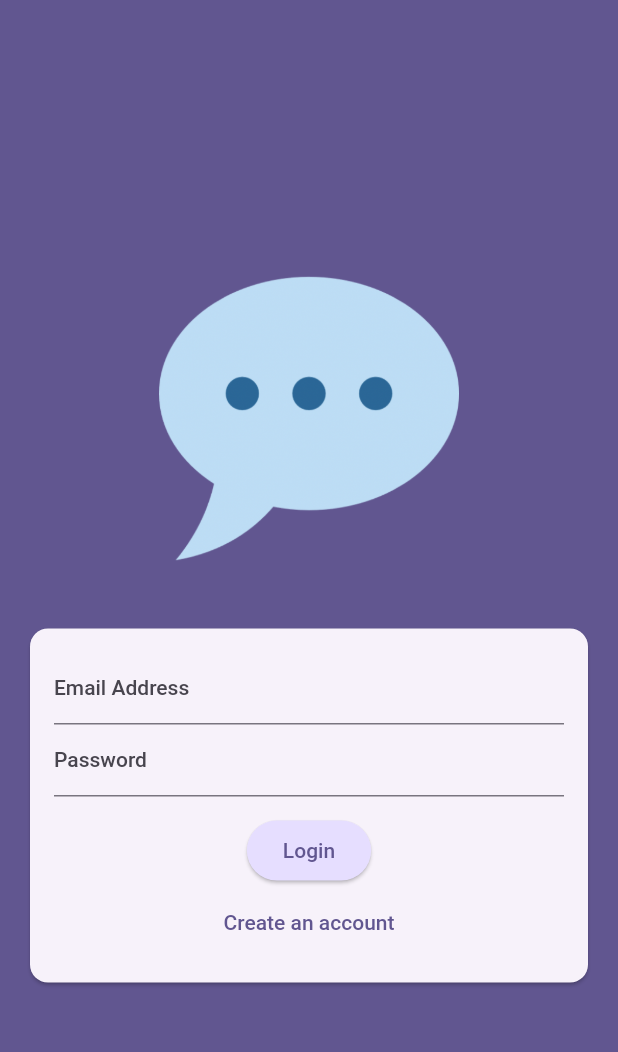
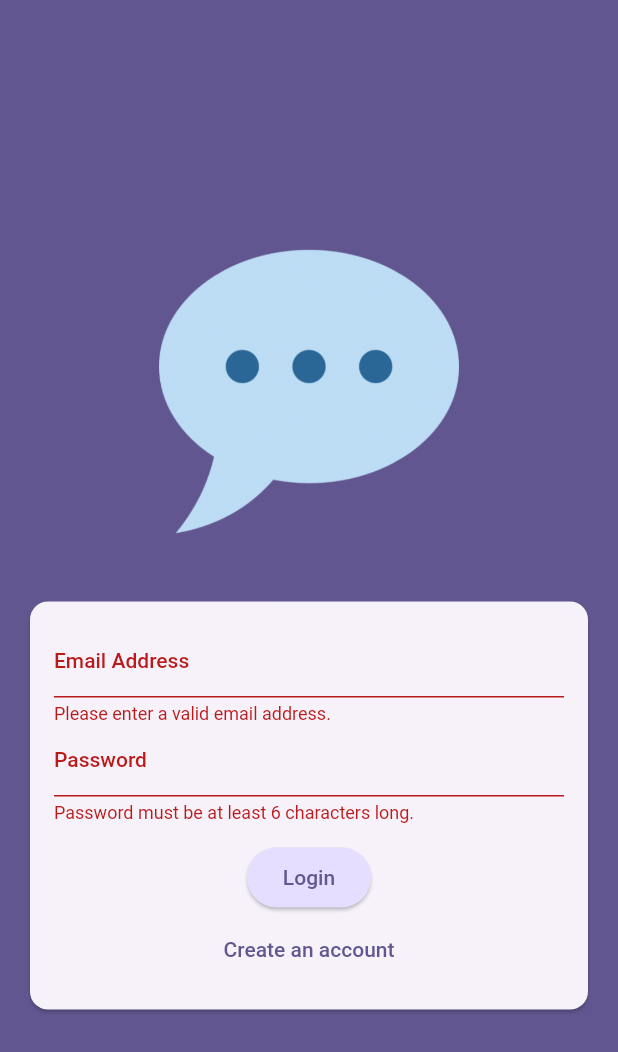
Before and after one commit to jhted/Flutter_and_Dart_The_Complete_Guide, a Flutter app: the screen it shows after launch, after a tap on "Login", on a phone screen of 412 x 824 dp. Shown: the top 1052 px of the screen. Run offline on Flutter 3.47's test engine with Material 2 defaults, Android fonts, the phone set to English and light mode, and no system bars; our stand-ins replace cloud_firestore, firebase_auth, firebase_core, firebase_messaging, firebase_storage, flutter_riverpod and 7 more; missing offline and left inert: dart:ffi; accounts and stored records are empty.

Commit message:
finished the chat app

```diff
--- a/chat_app/lib/main.dart
+++ b/chat_app/lib/main.dart
@@ -1,7 +1,17 @@
+import 'package:flutter/material.dart';
+import 'package:firebase_auth/firebase_auth.dart';
+import 'package:firebase_core/firebase_core.dart';
+
+import 'package:chat_app/screens/splash.dart';
+import 'package:chat_app/screens/chat.dart';
+import 'firebase_options.dart';
 import 'package:chat_app/screens/auth.dart';
-import 'package:flutter/material.dart';
 
-void main() {
+void main() async {
+  WidgetsFlutterBinding.ensureInitialized();
+  await Firebase.initializeApp(
+    options: DefaultFirebaseOptions.currentPlatform,
+  );
   runApp(const App());
 }
 
@@ -17,7 +27,19 @@ class App extends StatelessWidget {
         colorScheme: ColorScheme.fromSeed(
             seedColor: const Color.fromARGB(255, 63, 17, 177)),
       ),
-      home: const AuthSreen()
+      home: StreamBuilder(
+          stream: FirebaseAuth.instance.authStateChanges(),
+          builder: (ctx, snapshot) {
+            if (snapshot.connectionState == ConnectionState.waiting) {
+              return const SplashScreen();
+            }
+
+            if (snapshot.hasData) {
+              return const ChatScreen();
+            }
+
+            return const AuthScreen();
+          }),
     );
   }
 }
--- a/chat_app/lib/screens/auth.dart
+++ b/chat_app/lib/screens/auth.dart
@@ -1,15 +1,86 @@
+import 'dart:io';
+
+import 'package:chat_app/widgets/user_image_picker.dart';
+import 'package:cloud_firestore/cloud_firestore.dart';
+import 'package:firebase_storage/firebase_storage.dart';
 import 'package:flutter/material.dart';
+import 'package:firebase_auth/firebase_auth.dart';
 
-class AuthSreen extends StatefulWidget {
-  const AuthSreen({super.key});
+final _firebase = FirebaseAuth.instance;
+
+class AuthScreen extends StatefulWidget {
+  const AuthScreen({super.key});
+
   @override
-  State<StatefulWidget> createState() {
-    return _AuthSreenState();
+  State<AuthScreen> createState() {
+    return _AuthScreenState();
   }
 }
 
-class _AuthSreenState extends State<AuthSreen> {
-  bool _isLogin = true;
+class _AuthScreenState extends State<AuthScreen> {
+  final _form = GlobalKey<FormState>();
+
+  var _isLogin = true;
+  var _enteredEmail = '';
+  var _enteredPassword = '';
+  var _enteredUsername = '';
+  File? _selectedImage;
+  var _isAuthenticating = false;
+
+  void _submit() async {
+    final isValid = _form.currentState!.validate();
+
+    if (!isValid || !_isLogin && _selectedImage == null) {
+      // show error message ...
+      return;
+    }
+
+    _form.currentState!.save();
+
+    try {
+      setState(() {
+        _isAuthenticating = true;
+      });
+      if (_isLogin) {
+        final userCredentials = await _firebase.signInWithEmailAndPassword(
+            email: _enteredEmail, password: _enteredPassword);
+      } else {
+        final userCredentials = await _firebase.createUserWithEmailAndPassword(
+            email: _enteredEmail, password: _enteredPassword);
+
+        final storageRef = FirebaseStorage.instance
+            .ref()
+            .child('user_images')
+            .child('${userCredentials.user!.uid}.jpg');
+
+        await storageRef.putFile(_selectedImage!);
+        final imageUrl = await storageRef.getDownloadURL();
+
+        await FirebaseFirestore.instance
+            .collection('users')
+            .doc(userCredentials.user!.uid)
+            .set({
+          'username': _enteredUsername,
+          'email': _enteredEmail,
+          'image_url': imageUrl,
+        });
+      }
+    } on FirebaseAuthException catch (error) {
+      if (error.code == 'email-already-in-use') {
+        // ...
+      }
+      ScaffoldMessenger.of(context).clearSnackBars();
+      ScaffoldMessenger.of(context).showSnackBar(
+        SnackBar(
+          content: Text(error.message ?? 'Authentication failed.'),
+        ),
+      );
+      setState(() {
+        _isAuthenticating = false;
+      });
+    }
+  }
+
   @override
   Widget build(BuildContext context) {
     return Scaffold(
@@ -35,45 +106,96 @@ class _AuthSreenState extends State<AuthSreen> {
                   child: Padding(
                     padding: const EdgeInsets.all(16),
                     child: Form(
+                      key: _form,
                       child: Column(
                         mainAxisSize: MainAxisSize.min,
                         children: [
+                          if (!_isLogin)
+                            UserImagePicker(
+                              onPickImage: (pickedImage) {
+                                _selectedImage = pickedImage;
+                              },
+                            ),
                           TextFormField(
                             decoration: const InputDecoration(
                                 labelText: 'Email Address'),
                             keyboardType: TextInputType.emailAddress,
                             autocorrect: false,
                             textCapitalization: TextCapitalization.none,
+                            validator: (value) {
+                              if (value == null ||
+                                  value.trim().isEmpty ||
+                                  !value.contains('@')) {
+                                return 'Please enter a valid email address.';
+                              }
+
+                              return null;
+                            },
+                            onSaved: (value) {
+                              _enteredEmail = value!;
+                            },
+                          ),
+                          if (!_isLogin)
+                            TextFormField(
+                              decoration:
+                                  const InputDecoration(labelText: 'Username'),
+                              enableSuggestions: false,
+                              validator: (value) {
+                                if (value == null ||
+                                    value.isEmpty ||
+                                    value.trim().length < 4) {
+                                  return 'Please enter at least 4 characters.';
+                                }
+                                return null;
+                              },
+                              onSaved: (value) {
+                                _enteredUsername = value!;
+                              },
                             ),
                           TextFormField(
                             decoration:
                                 const InputDecoration(labelText: 'Password'),
                             obscureText: true,
+                            validator: (value) {
+                              if (value == null || value.trim().length < 6) {
+                                return 'Password must be at least 6 characters long.';
+                              }
+                              return null;
+                            },
+                            onSaved: (value) {
+                              _enteredPassword = value!;
+                            },
                           ),
-                          const SizedBox(
-                            height: 12,
+                          const SizedBox(height: 12),
+                          if (_isAuthenticating)
+                            const CircularProgressIndicator(),
+                          if (!_isAuthenticating)
+                            ElevatedButton(
+                              onPressed: _submit,
+                              style: ElevatedButton.styleFrom(
+                                backgroundColor: Theme.of(context)
+                                    .colorScheme
+                                    .primaryContainer,
                               ),
-                          ElevatedButton(
-                            onPressed: () {},
-                            style: ElevatedButton.styleFrom(
-                              backgroundColor: Theme.of(context).colorScheme.primaryContainer
+                              child: Text(_isLogin ? 'Login' : 'Signup'),
                             ),
-                            child: Text(_isLogin ? 'Login' : 'Signup '),
-                          ),
+                          if (!_isAuthenticating)
                             TextButton(
                               onPressed: () {
                                 setState(() {
                                   _isLogin = !_isLogin;
                                 });
                               },
-                            child: Text(_isLogin ? 'Create an account' : 'I already have an account. '),
+                              child: Text(_isLogin
+                                  ? 'Create an account'
+                                  : 'I already have an account'),
                             ),
                         ],
                       ),
                     ),
                   ),
                 ),
-              )
+              ),
             ],
           ),
         ),
--- /dev/null
+++ b/chat_app/lib/screens/splash.dart
@@ -0,0 +1,17 @@
+import 'package:flutter/material.dart';
+
+class SplashScreen extends StatelessWidget {
+  const SplashScreen({super.key});
+
+  @override
+  Widget build(BuildContext context) {
+    return Scaffold(
+      appBar: AppBar(
+        title: const Text('FlutterChat'),
+      ),
+      body: const Center(
+        child: Text('Loading...'),
+      ),
+    );
+  }
+}
--- a/chat_app/pubspec.yaml
+++ b/chat_app/pubspec.yaml
@@ -35,6 +35,12 @@ dependencies:
   # The following adds the Cupertino Icons font to your application.
   # Use with the CupertinoIcons class for iOS style icons.
   cupertino_icons: ^1.0.2
+  firebase_core: ^2.15.0
+  firebase_auth: ^4.7.2
+  image_picker: ^1.0.2
+  firebase_storage: ^11.2.5
+  cloud_firestore: ^4.8.4
+  firebase_messaging: ^14.6.5
 
 dev_dependencies:
   flutter_test:
```
Also changed, not shown: chat_app/lib/screens/chat.dart (added, +58 -0 lines), chat_app/lib/widgets/chat_messages.dart (added, +79 -0 lines), chat_app/lib/widgets/message_bubble.dart (added, +147 -0 lines), chat_app/lib/widgets/new_message.dart (added, +74 -0 lines), chat_app/lib/widgets/user_image_picker.dart (added, +64 -0 lines), chat_app/lib/firebase_options.dart (added), chat_app/pubspec.lock, 13 other files. Lines whose indentation alone changed are shown as unchanged.
